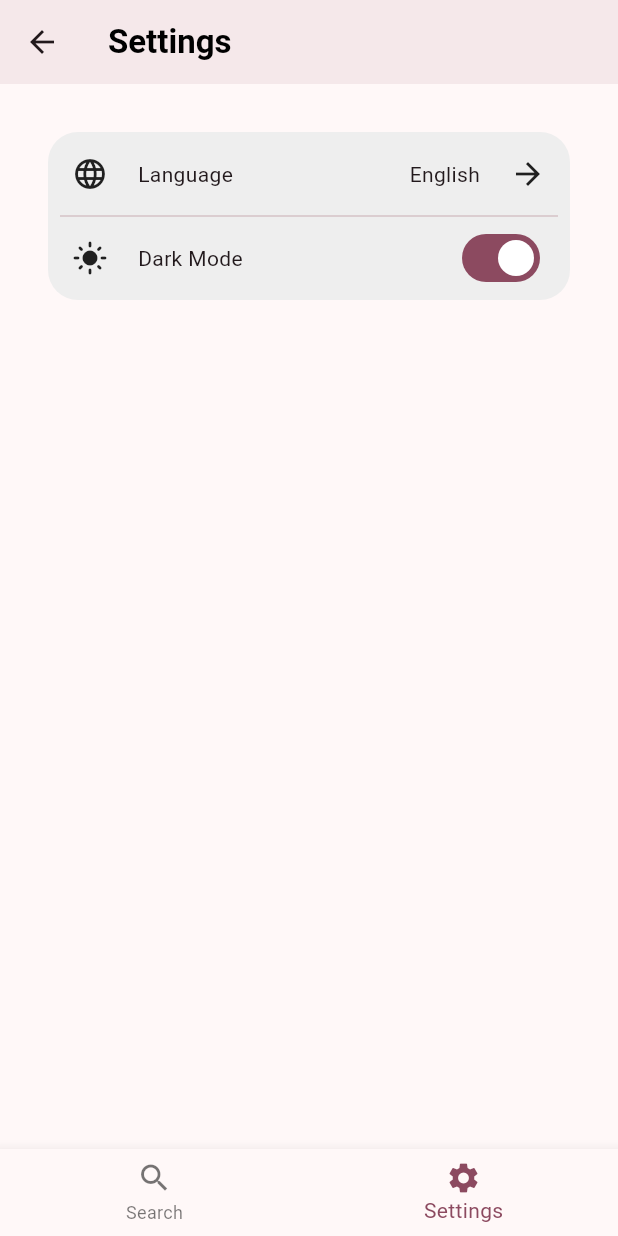
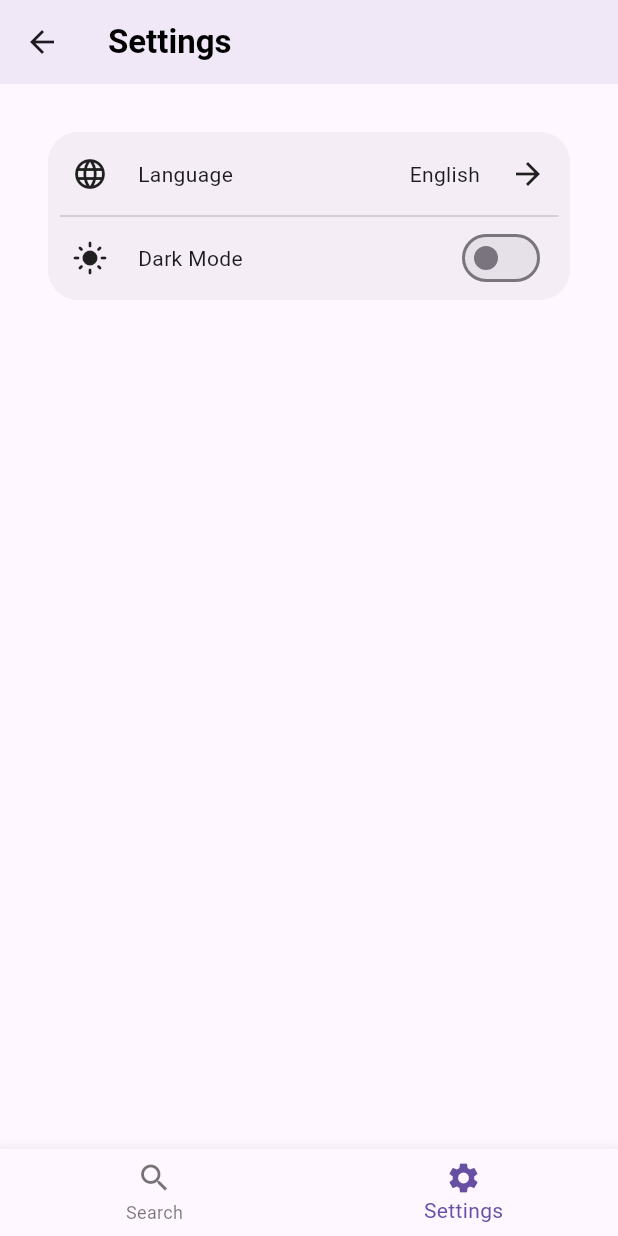
Before and after one commit to natsuk4ze/npm, a Flutter app: the SettingsPage screen opened by its route, on a phone screen of 412 x 824 dp. Run offline on Flutter 3.47's test engine with Material 3 defaults, Android fonts, the phone set to English and light mode, and no system bars; our stand-ins replace dio, flutter_hooks, freezed_annotation, gap, go_router, hooks_riverpod and 1 more; missing offline and left inert: markdown_widget; generated files the repository leaves out were written again; statements that could not run were skipped.

Commit message:
Add dark mode

```diff
--- a/lib/features/package_details/package_details_page.dart
+++ b/lib/features/package_details/package_details_page.dart
@@ -3,7 +3,7 @@ import 'package:gap/gap.dart';
 import 'package:hooks_riverpod/hooks_riverpod.dart';
 import 'package:markdown_widget/widget/markdown.dart';
 import 'package:npm/features/package_details/package_details.dart';
-import 'package:npm/features/settings/settings.dart';
+import 'package:npm/features/settings/language.dart';
 import 'package:url_launcher/url_launcher.dart';
 
 class PackageDetailsPage extends ConsumerWidget {
--- a/lib/features/packages/packages_page.dart
+++ b/lib/features/packages/packages_page.dart
@@ -5,7 +5,7 @@ import 'package:hooks_riverpod/hooks_riverpod.dart';
 import 'package:npm/features/packages/packages.dart';
 import 'package:npm/features/score/score.dart';
 import 'package:npm/features/score/score_bar.dart';
-import 'package:npm/features/settings/settings.dart';
+import 'package:npm/features/settings/language.dart';
 import 'package:npm/router.dart';
 
 class PackagesPage extends HookConsumerWidget {
@@ -114,7 +114,7 @@ class PackageItem extends StatelessWidget {
                       itemCount: package.keywords.length,
                       itemBuilder: (_, int i) => Chip(
                         label: Text(package.keywords[i]),
-                        backgroundColor: Colors.grey.shade200,
+                        backgroundColor: Theme.of(context).hoverColor,
                         side: BorderSide.none,
                       ),
                     ),
--- a/lib/features/settings/settings.dart
+++ b/lib/features/settings/language.dart
@@ -1,7 +1,7 @@
 import 'package:npm/i18n/strings.g.dart';
 import 'package:riverpod_annotation/riverpod_annotation.dart';
 
-part 'settings.g.dart';
+part 'language.g.dart';
 
 @riverpod
 translation(TranslationRef ref) {
--- a/lib/features/settings/settings_page.dart
+++ b/lib/features/settings/settings_page.dart
@@ -2,7 +2,8 @@ import 'package:flutter/material.dart';
 import 'package:gap/gap.dart';
 import 'package:go_router/go_router.dart';
 import 'package:hooks_riverpod/hooks_riverpod.dart';
-import 'package:npm/features/settings/settings.dart';
+import 'package:npm/features/settings/language.dart';
+import 'package:npm/features/settings/theme.dart';
 import 'package:npm/router.dart';
 
 class SettingsPage extends ConsumerWidget {
@@ -24,21 +25,16 @@ class SettingsPage extends ConsumerWidget {
             child: Container(
               decoration: BoxDecoration(
                 borderRadius: BorderRadius.circular(20),
-                color: Colors.grey.shade200,
+                color: Theme.of(context).hoverColor,
               ),
               child: Padding(
                 padding: const EdgeInsets.all(8.0),
                 child: ListView(
                   shrinkWrap: true,
-                  children: [
-                    const _LanguageItem(),
-                    const Divider(),
-                    _BaseItem(
-                      icon: Icons.light_mode,
-                      leading: translate.settingsPage.darkMode,
-                      trailing: Switch(value: true, onChanged: (_) {}),
-                      onTap: () {},
-                    ),
+                  children: const [
+                    _LanguageItem(),
+                    Divider(),
+                    _DarkModeItem(),
                   ],
                 ),
               ),
@@ -81,6 +77,25 @@ class _LanguageItem extends ConsumerWidget {
   }
 }
 
+class _DarkModeItem extends ConsumerWidget {
+  const _DarkModeItem();
+
+  @override
+  Widget build(BuildContext context, WidgetRef ref) {
+    final translate = ref.watch(translationProvider);
+    final darkMode = ref.watch(darkModeProvider);
+
+    return _BaseItem(
+      icon: Icons.light_mode,
+      leading: translate.settingsPage.darkMode,
+      trailing: Switch(
+          value: darkMode,
+          onChanged: (_) => ref.read(darkModeProvider.notifier).swich()),
+      onTap: () {},
+    );
+  }
+}
+
 class _BaseItem extends StatelessWidget {
   const _BaseItem({
     required this.icon,
@@ -98,7 +113,7 @@ class _BaseItem extends StatelessWidget {
 
   @override
   Widget build(BuildContext context) {
-    return InkWell(
+    return GestureDetector(
       onTap: onTap,
       child: SizedBox(
         height: 40,
--- a/lib/router.dart
+++ b/lib/router.dart
@@ -3,8 +3,8 @@ import 'package:go_router/go_router.dart';
 import 'package:hooks_riverpod/hooks_riverpod.dart';
 import 'package:npm/features/package_details/package_details_page.dart';
 import 'package:npm/features/packages/packages_page.dart';
+import 'package:npm/features/settings/language.dart';
 import 'package:npm/features/settings/settings_page.dart';
-import 'package:npm/features/settings/settings.dart';
 import 'package:riverpod_annotation/riverpod_annotation.dart';
 
 part 'router.g.dart';
```
Also changed, not shown: lib/features/settings/theme.dart (added, +52 -0 lines), lib/main.dart (+4 -24 lines), lib/features/settings/language.g.dart, lib/features/settings/theme.g.dart (added), lib/i18n/strings.g.dart.
